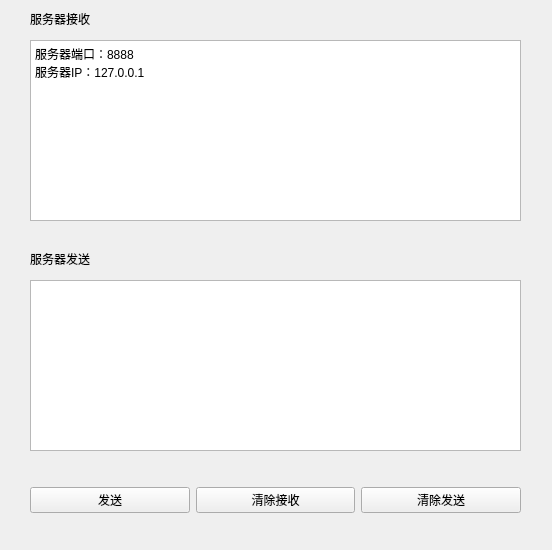
First picture: the form in 001_tcpIp_server_client/code/tcpIpServerClient/tcpIpServer.ui, repository panjunbo/QtCode, before the edit.
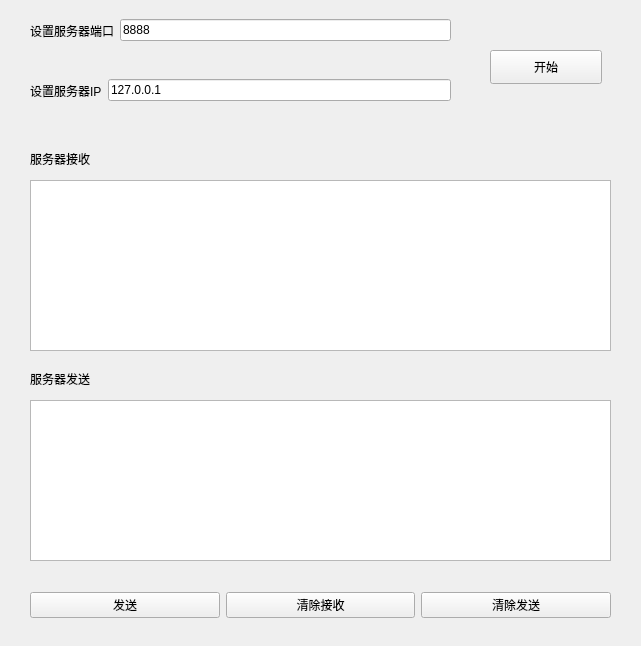
Second picture: the form after the edit.

Commit message:
[tcpip_server_client]add socket class
[root cause]
1.none

[solution]
1.none

[test result]
pass

[code reviewers]
panjunbo,

```diff
--- a/001_tcpIp_server_client/code/tcpIpServerClient/tcpIpServer.ui
+++ b/001_tcpIp_server_client/code/tcpIpServerClient/tcpIpServer.ui
@@ -6,8 +6,8 @@
    <rect>
     <x>0</x>
     <y>0</y>
-    <width>552</width>
-    <height>550</height>
+    <width>641</width>
+    <height>646</height>
    </rect>
   </property>
   <property name="windowTitle">
@@ -17,9 +17,9 @@
    <property name="geometry">
     <rect>
      <x>30</x>
-     <y>40</y>
-     <width>491</width>
-     <height>181</height>
+     <y>180</y>
+     <width>581</width>
+     <height>171</height>
     </rect>
    </property>
    <property name="html">
@@ -27,17 +27,16 @@
 &lt;html&gt;&lt;head&gt;&lt;meta name=&quot;qrichtext&quot; content=&quot;1&quot; /&gt;&lt;style type=&quot;text/css&quot;&gt;
 p, li { white-space: pre-wrap; }
 &lt;/style&gt;&lt;/head&gt;&lt;body style=&quot; font-family:'SimSun'; font-size:9pt; font-weight:400; font-style:normal;&quot;&gt;
-&lt;p style=&quot; margin-top:0px; margin-bottom:0px; margin-left:0px; margin-right:0px; -qt-block-indent:0; text-indent:0px;&quot;&gt;&lt;span style=&quot; font-family:'SimSun';&quot;&gt;服务器端口：8888&lt;/span&gt;&lt;/p&gt;
-&lt;p style=&quot; margin-top:0px; margin-bottom:0px; margin-left:0px; margin-right:0px; -qt-block-indent:0; text-indent:0px;&quot;&gt;&lt;span style=&quot; font-family:'SimSun';&quot;&gt;服务器IP：127.0.0.1&lt;/span&gt;&lt;/p&gt;&lt;/body&gt;&lt;/html&gt;</string>
+&lt;p style=&quot;-qt-paragraph-type:empty; margin-top:0px; margin-bottom:0px; margin-left:0px; margin-right:0px; -qt-block-indent:0; text-indent:0px; font-family:'SimSun';&quot;&gt;&lt;br /&gt;&lt;/p&gt;&lt;/body&gt;&lt;/html&gt;</string>
    </property>
   </widget>
   <widget class="QTextEdit" name="textEdit">
    <property name="geometry">
     <rect>
      <x>30</x>
-     <y>280</y>
-     <width>491</width>
-     <height>171</height>
+     <y>400</y>
+     <width>581</width>
+     <height>161</height>
     </rect>
    </property>
   </widget>
@@ -45,7 +44,7 @@
    <property name="geometry">
     <rect>
      <x>30</x>
-     <y>10</y>
+     <y>150</y>
      <width>111</width>
      <height>18</height>
     </rect>
@@ -58,7 +57,7 @@
    <property name="geometry">
     <rect>
      <x>30</x>
-     <y>250</y>
+     <y>370</y>
      <width>101</width>
      <height>18</height>
     </rect>
@@ -67,13 +66,13 @@
     <string>服务器发送</string>
    </property>
   </widget>
-  <widget class="QWidget" name="">
+  <widget class="QWidget" name="layoutWidget">
    <property name="geometry">
     <rect>
      <x>30</x>
-     <y>470</y>
-     <width>491</width>
-     <height>61</height>
+     <y>580</y>
+     <width>581</width>
+     <height>51</height>
     </rect>
    </property>
    <layout class="QHBoxLayout" name="horizontalLayout">
@@ -100,6 +99,71 @@
     </item>
    </layout>
   </widget>
+  <widget class="QPushButton" name="startSerButton">
+   <property name="geometry">
+    <rect>
+     <x>490</x>
+     <y>50</y>
+     <width>112</width>
+     <height>34</height>
+    </rect>
+   </property>
+   <property name="text">
+    <string>开始</string>
+   </property>
+  </widget>
+  <widget class="QWidget" name="">
+   <property name="geometry">
+    <rect>
+     <x>30</x>
+     <y>70</y>
+     <width>421</width>
+     <height>41</height>
+    </rect>
+   </property>
+   <layout class="QHBoxLayout" name="horizontalLayout_2">
+    <item>
+     <widget class="QLabel" name="label_3">
+      <property name="text">
+       <string>设置服务器IP</string>
+      </property>
+     </widget>
+    </item>
+    <item>
+     <widget class="QLineEdit" name="lineEdit_2">
+      <property name="text">
+       <string>127.0.0.1</string>
+      </property>
+     </widget>
+    </item>
+   </layout>
+  </widget>
+  <widget class="QWidget" name="">
+   <property name="geometry">
+    <rect>
+     <x>30</x>
+     <y>10</y>
+     <width>421</width>
+     <height>41</height>
+    </rect>
+   </property>
+   <layout class="QHBoxLayout" name="horizontalLayout_3">
+    <item>
+     <widget class="QLabel" name="label_4">
+      <property name="text">
+       <string>设置服务器端口</string>
+      </property>
+     </widget>
+    </item>
+    <item>
+     <widget class="QLineEdit" name="lineEdit">
+      <property name="text">
+       <string>8888</string>
+      </property>
+     </widget>
+    </item>
+   </layout>
+  </widget>
  </widget>
  <resources/>
  <connections/>
```
The commit also changes 5 other files.
